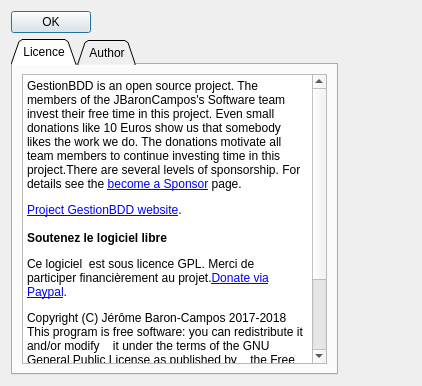
First picture: the form in dialogabout.ui, repository jerome05230/gestionBDD, before the edit.
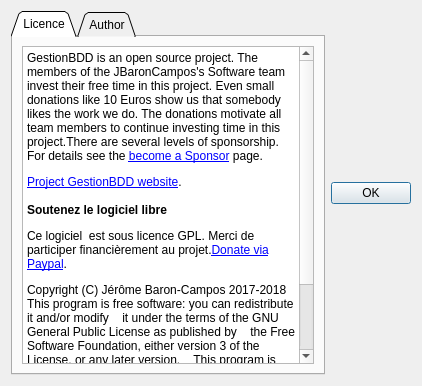
Second picture: the form after the edit.

The edit to the form file:
```diff
--- a/dialogabout.ui
+++ b/dialogabout.ui
@@ -13,18 +13,8 @@
   <property name="windowTitle">
    <string>Dialog</string>
   </property>
-  <layout class="QFormLayout" name="formLayout">
-   <item row="0" column="0">
-    <widget class="QDialogButtonBox" name="buttonBox">
-     <property name="orientation">
-      <enum>Qt::Horizontal</enum>
-     </property>
-     <property name="standardButtons">
-      <set>QDialogButtonBox::Ok</set>
-     </property>
-    </widget>
-   </item>
-   <item row="1" column="0">
+  <layout class="QHBoxLayout" name="horizontalLayout_2">
+   <item>
     <widget class="QTabWidget" name="tabWidget">
      <property name="tabShape">
       <enum>QTabWidget::Triangular</enum>
@@ -156,6 +146,16 @@
      </widget>
     </widget>
    </item>
+   <item>
+    <widget class="QDialogButtonBox" name="buttonBox">
+     <property name="orientation">
+      <enum>Qt::Horizontal</enum>
+     </property>
+     <property name="standardButtons">
+      <set>QDialogButtonBox::Ok</set>
+     </property>
+    </widget>
+   </item>
   </layout>
  </widget>
  <tabstops>
```
